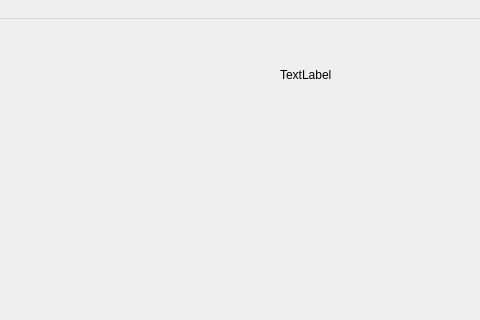
DmEXou/Castom_Ping, file pingwindow.ui: the form before one commit; both pictures show x 320 to 800 and y 0 to 320 of the 800 by 600 pixel window.
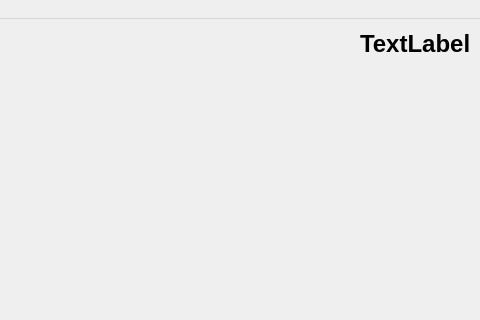
The form after the commit.

Commit message: Add Check IP and Time on main window

The edit to the form file:
```diff
--- a/pingwindow.ui
+++ b/pingwindow.ui
@@ -44,14 +44,14 @@
    <widget class="QLabel" name="timlocal">
     <property name="geometry">
      <rect>
-      <x>600</x>
-      <y>40</y>
-      <width>161</width>
+      <x>680</x>
+      <y>10</y>
+      <width>111</width>
       <height>31</height>
      </rect>
     </property>
     <property name="text">
-     <string>TextLabel</string>
+     <string>&lt;html&gt;&lt;head/&gt;&lt;body&gt;&lt;p&gt;&lt;span style=&quot; font-size:18pt; font-weight:700;&quot;&gt;TextLabel&lt;/span&gt;&lt;/p&gt;&lt;/body&gt;&lt;/html&gt;</string>
     </property>
    </widget>
   </widget>
```
Left out of the diff: 2 changed lines with no effect on the pictures. The commit also changes 6 other files.
